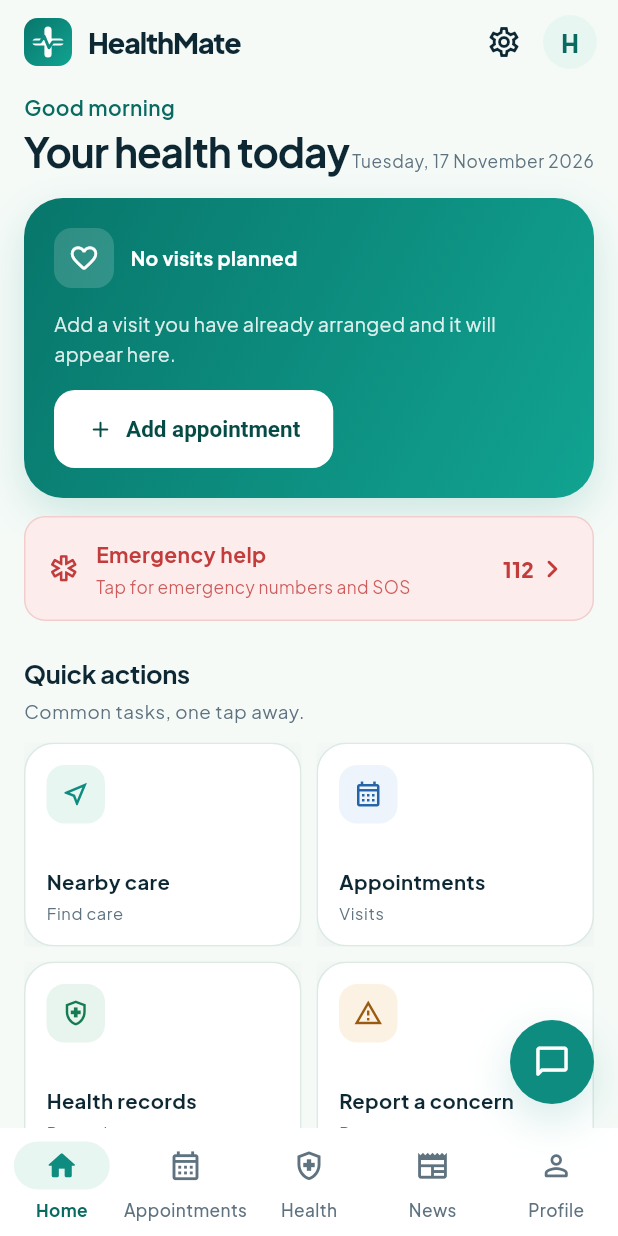
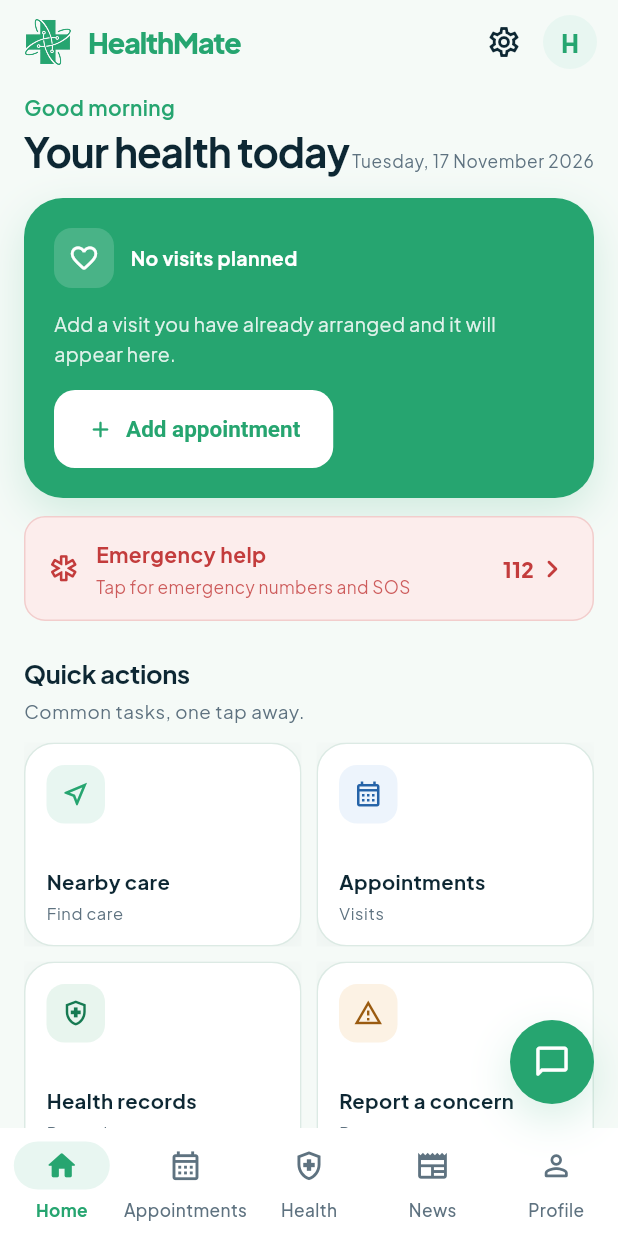
Before and after one commit to krishnapandey2006/HealthMate, a Flutter app: the screen it shows after launch, after a tap on "Skip", on a phone screen of 412 x 824 dp. Run offline on Flutter 3.47's test engine with Material 3 defaults, Android fonts, the phone set to English and light mode, and no system bars; our stand-ins replace flutter_map, flutter_tts, geolocator, hive, hive_flutter, latlong2 and 4 more; missing offline and left inert: dart:js_interop; accounts and stored records are empty; network calls fail.

Commit message:
Restore official HealthMate logo and brand green

```diff
--- a/lib/app/theme.dart
+++ b/lib/app/theme.dart
@@ -6,11 +6,13 @@ import 'package:flutter/material.dart';
 class AppColors {
   AppColors._();
 
-  /// Signature HealthMate green. Kept close to the original identity while
-  /// deepening it slightly for better contrast on white.
-  static const teal = Color(0xFF0E8C7F);
-  static const tealDark = Color(0xFF086A60);
-  static const tealDeep = Color(0xFF064B45);
+  /// Signature HealthMate green, sampled directly from the official logo
+  /// artwork (#26A570). The same value is used for every primary brand state so
+  /// the interface never drifts to a different green than the logo.
+  static const brandGreen = Color(0xFF26A570);
+  static const teal = brandGreen;
+  static const tealDark = brandGreen;
+  static const tealDeep = brandGreen;
   static const tealSoft = Color(0xFFE8F6F1);
   static const mint = Color(0xFFDDF3EC);
   static const mintBackground = Color(0xFFF5FAF7);
@@ -35,12 +37,6 @@ class AppColors {
   static const successSoft = Color(0xFFE8F5EE);
   static const info = Color(0xFF2563A8);
   static const infoSoft = Color(0xFFEDF4FC);
-
-  static const heroGradient = LinearGradient(
-    colors: [Color(0xFF08766B), Color(0xFF11A391)],
-    begin: Alignment.topLeft,
-    end: Alignment.bottomRight,
-  );
 
   static const softGradient = LinearGradient(
     colors: [Color(0xFFF0FAF6), Color(0xFFE4F4EE)],
@@ -97,7 +93,7 @@ class AppShadows {
 
   static const brand = [
     BoxShadow(
-      color: Color(0x2E0E8C7F),
+      color: Color(0x2E26A570),
       blurRadius: 24,
       offset: Offset(0, 10),
     ),
@@ -138,7 +134,7 @@ class AppTheme {
       scrim: Color(0x660D2733),
       inverseSurface: AppColors.navy,
       onInverseSurface: Colors.white,
-      inversePrimary: Color(0xFF6ED8C9),
+      inversePrimary: AppColors.brandGreen,
     );
 
     final baseText = ThemeData.light().textTheme.apply(
@@ -284,7 +280,7 @@ class AppTheme {
           padding: const EdgeInsets.symmetric(horizontal: 22, vertical: 14),
           backgroundColor: AppColors.teal,
           foregroundColor: Colors.white,
-          disabledBackgroundColor: const Color(0xFF0E8C7F).withValues(alpha: 0.32),
+          disabledBackgroundColor: AppColors.teal.withValues(alpha: 0.32),
           disabledForegroundColor: Colors.white,
           shape: RoundedRectangleBorder(
             borderRadius: BorderRadius.circular(AppRadii.md),
@@ -454,7 +450,7 @@ class AppTheme {
         activeTrackColor: AppColors.teal,
         inactiveTrackColor: AppColors.border,
         thumbColor: AppColors.tealDark,
-        overlayColor: Color(0x1A0E8C7F),
+        overlayColor: Color(0x1A26A570),
       ),
     );
   }
--- a/lib/screens/app_bootstrap.dart
+++ b/lib/screens/app_bootstrap.dart
@@ -69,7 +69,7 @@ class _AppBootstrapState extends State<AppBootstrap> {
                 child: Column(
                   mainAxisSize: MainAxisSize.min,
                   children: [
-                    const AppLogo(size: 64),
+                    const AppBrandLockup(width: 180),
                     const SizedBox(height: 24),
                     Text(
                       l10n.t('startup_error_title'),
--- a/lib/screens/app_lock_settings_screen.dart
+++ b/lib/screens/app_lock_settings_screen.dart
@@ -150,9 +150,8 @@ class _AppLockSettingsScreenState extends State<AppLockSettingsScreen> {
               Container(
                 padding: const EdgeInsets.all(20),
                 decoration: BoxDecoration(
-                  gradient: lock.enabled
-                      ? AppColors.heroGradient
-                      : AppColors.softGradient,
+                  gradient: lock.enabled ? null : AppColors.softGradient,
+                  color: lock.enabled ? AppColors.teal : null,
                   borderRadius: BorderRadius.circular(AppRadii.xl),
                   border: lock.enabled
                       ? null
--- a/lib/screens/appointments_screen.dart
+++ b/lib/screens/appointments_screen.dart
@@ -180,7 +180,7 @@ class _AppointmentHero extends StatelessWidget {
       return Container(
         padding: const EdgeInsets.all(22),
         decoration: BoxDecoration(
-          gradient: AppColors.heroGradient,
+          color: AppColors.teal,
           borderRadius: BorderRadius.circular(AppRadii.xl),
           boxShadow: AppShadows.brand,
         ),
@@ -238,7 +238,7 @@ class _AppointmentHero extends StatelessWidget {
     final appointment = next!;
     return Container(
       decoration: BoxDecoration(
-        gradient: AppColors.heroGradient,
+        color: AppColors.teal,
         borderRadius: BorderRadius.circular(AppRadii.xl),
         boxShadow: AppShadows.brand,
       ),
--- a/lib/screens/health_hub_screen.dart
+++ b/lib/screens/health_hub_screen.dart
@@ -90,11 +90,7 @@ class _HealthHubScreenState extends State<HealthHubScreen> {
                 Container(
                   padding: const EdgeInsets.all(22),
                   decoration: BoxDecoration(
-                    gradient: const LinearGradient(
-                      colors: [Color(0xFF0A6D63), Color(0xFF0E8C7F)],
-                      begin: Alignment.topLeft,
-                      end: Alignment.bottomRight,
-                    ),
+                    color: AppColors.teal,
                     borderRadius: BorderRadius.circular(AppRadii.xl),
                     boxShadow: AppShadows.brand,
                   ),
--- a/lib/screens/help_about_screen.dart
+++ b/lib/screens/help_about_screen.dart
@@ -69,7 +69,7 @@ class HelpAboutScreen extends StatelessWidget {
             children: [
               Row(
                 children: [
-                  const AppLogo(size: 54),
+                  const AppBrandLockup(width: 140),
                   const SizedBox(width: 14),
                   Expanded(
                     child: Column(
--- a/lib/screens/home_screen.dart
+++ b/lib/screens/home_screen.dart
@@ -497,7 +497,7 @@ class _NextVisitCard extends StatelessWidget {
     return Container(
       padding: const EdgeInsets.all(20),
       decoration: BoxDecoration(
-        gradient: AppColors.heroGradient,
+        color: AppColors.teal,
         borderRadius: BorderRadius.circular(AppRadii.xl),
         boxShadow: AppShadows.brand,
       ),
--- a/lib/screens/main_scaffold.dart
+++ b/lib/screens/main_scaffold.dart
@@ -103,7 +103,7 @@ class _MainScaffoldState extends State<MainScaffold> {
                 minWidth: 86,
                 leading: const Padding(
                   padding: EdgeInsets.only(top: 18, bottom: 28),
-                  child: AppLogo(size: 40),
+                  child: AppMark(size: 40),
                 ),
                 trailing: Padding(
                   padding: const EdgeInsets.only(bottom: 18),
--- a/lib/screens/nearby_screen.dart
+++ b/lib/screens/nearby_screen.dart
@@ -709,7 +709,7 @@ class _LocationIntro extends StatelessWidget {
     return Container(
       padding: const EdgeInsets.all(22),
       decoration: BoxDecoration(
-        gradient: AppColors.heroGradient,
+        color: AppColors.teal,
         borderRadius: BorderRadius.circular(AppRadii.xl),
         boxShadow: AppShadows.brand,
       ),
--- a/lib/screens/profile_screen.dart
+++ b/lib/screens/profile_screen.dart
@@ -554,7 +554,7 @@ class _ProfileHero extends StatelessWidget {
     return Container(
       padding: const EdgeInsets.fromLTRB(20, 20, 20, 16),
       decoration: BoxDecoration(
-        gradient: AppColors.heroGradient,
+        color: AppColors.teal,
         borderRadius: BorderRadius.circular(AppRadii.xl),
         boxShadow: AppShadows.brand,
       ),
--- a/lib/screens/splash_screen.dart
+++ b/lib/screens/splash_screen.dart
@@ -19,16 +19,8 @@ class SplashScreen extends StatelessWidget {
             child: Column(
               mainAxisSize: MainAxisSize.min,
               children: [
-                const AppLogo(size: 96),
-                const SizedBox(height: 22),
-                Text(
-                  'HealthMate',
-                  style: Theme.of(context).textTheme.headlineMedium?.copyWith(
-                        fontWeight: FontWeight.w800,
-                        letterSpacing: -0.8,
-                      ),
-                ),
-                const SizedBox(height: 8),
+                const AppBrandLockup(width: 230),
+                const SizedBox(height: 18),
                 Text(
                   'Trusted health information, in your language.',
                   textAlign: TextAlign.center,
--- a/lib/widgets/app_widgets.dart
+++ b/lib/widgets/app_widgets.dart
@@ -5,9 +5,9 @@ import 'package:url_launcher/url_launcher.dart';
 import '../app/theme.dart';
 import '../l10n/app_localizations.dart';
 
-/// The HealthMate mark is drawn in code so it stays crisp at every size and
-/// does not depend on a stale raster asset. The medical cross sits on the brand
-/// green with a quiet ECG line through it.
+/// The compact HealthMate symbol from the official logo artwork. The source
+/// crop keeps the original pixels (medical cross, orbital rings and dots) so
+/// the mark stays sharp and identical to the uploaded brand asset.
 class AppMark extends StatelessWidget {
   final double size;
   final bool withShadow;
@@ -16,57 +16,36 @@ class AppMark extends StatelessWidget {
 
   @override
   Widget build(BuildContext context) {
-    return Container(
+    return SizedBox(
       width: size,
       height: size,
-      decoration: BoxDecoration(
-        gradient: AppColors.heroGradient,
-        borderRadius: BorderRadius.circular(size * 0.28),
-        boxShadow: withShadow ? AppShadows.brand : null,
+      child: Image.asset(
+        'assets/logo_mark.png',
+        fit: BoxFit.contain,
+        filterQuality: FilterQuality.high,
+        semanticLabel: 'HealthMate',
       ),
-      child: CustomPaint(painter: _AppMarkPainter()),
     );
   }
 }
 
-class _AppMarkPainter extends CustomPainter {
-  @override
-  void paint(Canvas canvas, Size size) {
-    final center = Offset(size.width / 2, size.height / 2);
-    final crossPaint = Paint()
-      ..color = Colors.white
-      ..strokeCap = StrokeCap.round
-      ..strokeWidth = size.width * 0.15;
-    final arm = size.width * 0.25;
-    canvas.drawLine(
-      Offset(center.dx - arm, center.dy),
-      Offset(center.dx + arm, center.dy),
-      crossPaint,
-    );
-    canvas.drawLine(
-      Offset(center.dx, center.dy - arm),
-      Offset(center.dx, center.dy + arm),
-      crossPaint,
-    );
+/// The complete official logo lockup (symbol, HEALTHMATE and MIRA BHAYANDAR).
+/// Used where the full brand can be shown without cropping or distortion.
+class AppBrandLockup extends StatelessWidget {
+  final double width;
 
-    final pulse = Paint()
-      ..color = AppColors.teal
-      ..style = PaintingStyle.stroke
-      ..strokeWidth = size.width * 0.062
-      ..strokeCap = StrokeCap.round
-      ..strokeJoin = StrokeJoin.round;
-    final path = Path()
-      ..moveTo(size.width * 0.18, center.dy)
-      ..lineTo(size.width * 0.34, center.dy)
-      ..lineTo(size.width * 0.42, center.dy - size.height * 0.12)
-      ..lineTo(size.width * 0.52, center.dy + size.height * 0.12)
-      ..lineTo(size.width * 0.60, center.dy)
-      ..lineTo(size.width * 0.82, center.dy);
-    canvas.drawPath(path, pulse);
-  }
+  const AppBrandLockup({super.key, required this.width});
 
   @override
-  bool shouldRepaint(covariant CustomPainter oldDelegate) => false;
+  Widget build(BuildContext context) {
+    return Image.asset(
+      'assets/logo.png',
+      width: width,
+      fit: BoxFit.contain,
+      filterQuality: FilterQuality.high,
+      semanticLabel: 'HealthMate — Mira Bhayandar',
+    );
+  }
 }
 
 class AppLogo extends StatelessWidget {
@@ -97,7 +76,7 @@ class AppLogo extends StatelessWidget {
                 fontWeight: FontWeight.w800,
                 fontSize: size > 40 ? 22 : 19,
                 letterSpacing: -0.7,
-                color: AppColors.navy,
+                color: AppColors.teal,
               ),
         ),
       ],
--- a/pubspec.yaml
+++ b/pubspec.yaml
@@ -87,6 +87,8 @@ flutter:
     - lib/l10n/intl_ta.arb
     - lib/l10n/intl_gu.arb
     - assets/campaigns.json
+    - assets/logo.png
+    - assets/logo_mark.png
 
   fonts:
     - family: PlusJakartaSans
```
Also changed, not shown: assets/logo.png, assets/logo_mark.png (added), 15 other files.
